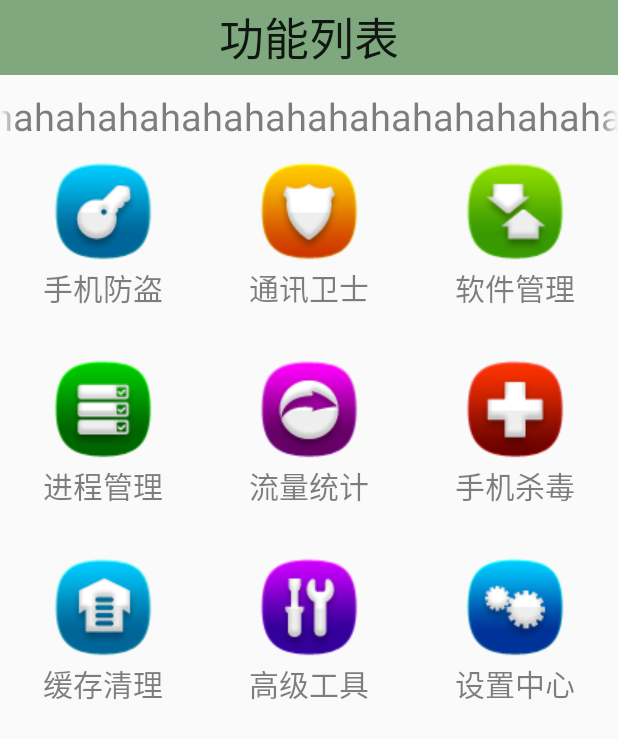
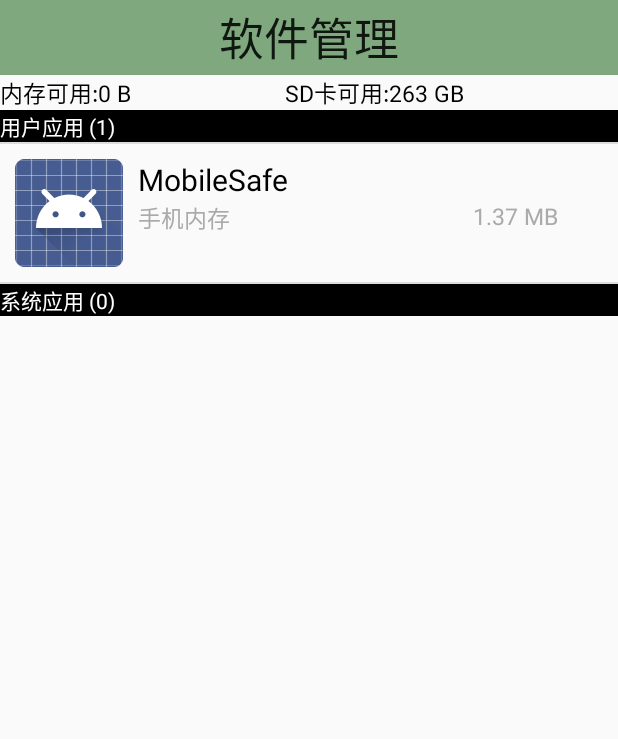
Before and after one commit to FAAAAAAAAY/MobileSafe1, an Android app: the HomeActivity screen opened directly, with no data from a screen before it, after a tap on "软件管理", on a phone screen of 412 x 824 dp. Shown: the top 739 px of the screen. Run offline under Robolectric (Android 15) with nearby library versions, the phone set to English and light mode, and no system bars; 2 other taps on this screen came first.

Commit message:
APP manager!!!!!!!!!

```diff
--- a/app/src/main/AndroidManifest.xml
+++ b/app/src/main/AndroidManifest.xml
@@ -113,6 +113,11 @@
                 <action android:name="android.provider.Telephony.SMS_RECEIVED" />
             </intent-filter>
         </service>
+
+        <activity
+            android:name=".activity.AppManagerActivity"
+            android:label="@string/title_activity_app_manager" >
+        </activity>
     </application>
 
 </manifest>
--- /dev/null
+++ b/app/src/main/java/com/example/yifei/mobilesafe/activity/AppManagerActivity.java
@@ -0,0 +1,250 @@
+package com.example.yifei.mobilesafe.activity;
+
+import android.app.Activity;
+import android.graphics.Color;
+import android.graphics.drawable.ColorDrawable;
+import android.os.Environment;
+import android.os.Handler;
+import android.os.Message;
+import android.support.v7.app.AppCompatActivity;
+import android.os.Bundle;
+import android.text.format.Formatter;
+import android.view.Gravity;
+import android.view.Menu;
+import android.view.MenuItem;
+import android.view.View;
+import android.view.ViewGroup;
+import android.view.animation.Animation;
+import android.view.animation.ScaleAnimation;
+import android.widget.AbsListView;
+import android.widget.Adapter;
+import android.widget.AdapterView;
+import android.widget.BaseAdapter;
+import android.widget.ImageView;
+import android.widget.LinearLayout;
+import android.widget.ListView;
+import android.widget.PopupWindow;
+import android.widget.TextView;
+
+import com.example.yifei.mobilesafe.R;
+import com.example.yifei.mobilesafe.bean.AppInfo;
+import com.example.yifei.mobilesafe.engine.AppInfos;
+
+import org.w3c.dom.Text;
+
+import java.util.ArrayList;
+import java.util.List;
+
+public class AppManagerActivity extends Activity {
+    private ListView listView;
+    private TextView tvRom;
+    private TextView tvSd;
+    private List<AppInfo> appInfos;
+    private AppManagerAdapter adapter;
+    private List<AppInfo> userApp;
+    private List<AppInfo> systemApp;
+    private TextView tvApp;
+    private PopupWindow popupWindow;
+
+
+    @Override
+    protected void onCreate(Bundle savedInstanceState) {
+        super.onCreate(savedInstanceState);
+
+        initUI();
+        initData();
+    }
+
+    private void initUI() {
+        setContentView(R.layout.activity_app_manager);
+        listView = (ListView) findViewById(R.id.list_view);
+        tvRom = (TextView) findViewById(R.id.tv_rom);
+        tvSd = (TextView) findViewById(R.id.tv_sd);
+        tvApp = (TextView) findViewById(R.id.tv_app);
+        long freeSpaceRom = Environment.getDataDirectory().getFreeSpace();
+        long freeSpaceSd = Environment.getExternalStorageDirectory().getFreeSpace();
+
+        tvRom.setText("内存可用:" + Formatter.formatFileSize(this, freeSpaceRom));
+        tvSd.setText("SD卡可用:" + Formatter.formatFileSize(this, freeSpaceSd));
+    }
+
+    private Handler handler = new Handler() {
+        @Override
+        public void handleMessage(Message msg) {
+            super.handleMessage(msg);
+            adapter = new AppManagerAdapter();
+            listView.setAdapter(adapter);
+            listView.setOnScrollListener(new AbsListView.OnScrollListener() {
+                @Override
+                public void onScrollStateChanged(AbsListView view, int scrollState) {
+
+                }
+
+                @Override
+                public void onScroll(AbsListView view, int firstVisibleItem, int visibleItemCount, int totalItemCount) {
+                    if (userApp != null && systemApp != null) {
+                        if (firstVisibleItem > userApp.size() + 1) {
+                            tvApp.setText("系统应用 (" + systemApp.size() + ")");
+                        } else {
+                            tvApp.setText("用户应用 (" + userApp.size() + ")");
+                        }
+                    }
+                    popUpWindowDismiss();
+                }
+            });
+
+            listView.setOnItemClickListener(new AdapterView.OnItemClickListener() {
+                @Override
+                public void onItemClick(AdapterView<?> parent, View view, int position, long id) {
+                    popUpWindowDismiss();
+                    Object obj = listView.getItemAtPosition(position);
+                    if (obj instanceof AppInfo && obj != null) {
+                        View contentView = View.inflate(AppManagerActivity.this, R.layout.popup_app_manager, null);
+                        popupWindow = new PopupWindow(contentView, -2, -2);
+                        popupWindow.setBackgroundDrawable(new ColorDrawable(Color.TRANSPARENT));
+                        int[] ints = new int[2];
+                        view.getLocationInWindow(ints);
+                        popupWindow.showAtLocation(parent, Gravity.LEFT + Gravity.TOP, 60, ints[1]);
+                        ScaleAnimation scaleAnimation = new ScaleAnimation(0.5f, 1.0f, 0.5f, 1.0f, Animation.RELATIVE_TO_SELF,
+                                0.5f, Animation.RELATIVE_TO_SELF, 0.5f);
+                        scaleAnimation.setDuration(300);
+                        contentView.startAnimation(scaleAnimation);
+
+                    }
+
+
+                }
+            });
+        }
+    };
+
+    private void initData() {
+        new Thread(new Runnable() {
+            @Override
+            public void run() {
+                appInfos = AppInfos.getAppInfos(AppManagerActivity.this);
+
+                userApp = new ArrayList<AppInfo>();
+                systemApp = new ArrayList<AppInfo>();
+
+                for (AppInfo appInfo : appInfos) {
+                    if (appInfo.isUserApp()) {
+                        userApp.add(appInfo);
+                    } else {
+                        systemApp.add(appInfo);
+                    }
+                }
+
+
+                handler.sendEmptyMessage(0);
+            }
+        }).start();
+
+    }
+
+    private class AppManagerAdapter extends BaseAdapter {
+
+        @Override
+        public int getCount() {
+            return userApp.size() + systemApp.size() + 2;
+        }
+
+        @Override
+        public Object getItem(int position) {
+
+            if (position == 0) {
+                return null;
+            } else if (position == userApp.size() + 1) {
+                return null;
+            }
+
+            AppInfo appInfo;
+
+            if (position < userApp.size() + 1) {
+                appInfo = userApp.get(position - 1);
+            } else {
+                appInfo = systemApp.get(position - userApp.size() - 2);
+            }
+            return appInfo;
+        }
+
+        @Override
+        public long getItemId(int position) {
+            return 0;
+        }
+
+        @Override
+        public View getView(int position, View convertView, ViewGroup parent) {
+
+            if (position == 0) {
+                TextView tv = new TextView(AppManagerActivity.this);
+                tv.setText("用户应用 (" + userApp.size() + ")");
+                tv.setBackgroundColor(Color.BLACK);
+                tv.setTextColor(Color.WHITE);
+                return tv;
+            } else if (position == userApp.size() + 1) {
+                TextView tv = new TextView(AppManagerActivity.this);
+                tv.setText("系统应用 (" + systemApp.size() + ")");
+                tv.setBackgroundColor(Color.BLACK);
+                tv.setTextColor(Color.WHITE);
+                return tv;
+            }
+
+            AppInfo appInfo;
+
+            if (position < userApp.size() + 1) {
+                appInfo = userApp.get(position - 1);
+            } else {
+                appInfo = systemApp.get(position - userApp.size() - 2);
+            }
+
+            ViewHolder holder;
+
+            if (convertView != null && convertView instanceof LinearLayout) {
+                holder = (ViewHolder) convertView.getTag();
+            } else {
+                holder = new ViewHolder();
+                convertView = View.inflate(AppManagerActivity.this, R.layout.item_app_manager, null);
+                holder.ivIcon = (ImageView) convertView.findViewById(R.id.iv_icon);
+                holder.tvLocation = (TextView) convertView.findViewById(R.id.tv_location);
+                holder.tvName = (TextView) convertView.findViewById(R.id.tv_name);
+                holder.tvSize = (TextView) convertView.findViewById(R.id.tv_size);
+                convertView.setTag(holder);
+            }
+
+
+            holder.ivIcon.setImageDrawable(appInfo.getIcon());
+            holder.tvName.setText(appInfo.getApkName());
+            boolean isRom = appInfo.isRom();
+            if (isRom) {
+                holder.tvLocation.setText("手机内存");
+            } else {
+                holder.tvLocation.setText("SD卡");
+            }
+            holder.tvSize.setText(Formatter.formatFileSize(AppManagerActivity.this, appInfo.getApkSize()));
+
+
+            return convertView;
+        }
+    }
+
+    static class ViewHolder {
+        TextView tvName;
+        TextView tvLocation;
+        TextView tvSize;
+        ImageView ivIcon;
+    }
+
+    private void popUpWindowDismiss(){
+        if (popupWindow!=null && popupWindow.isShowing()){
+            popupWindow.dismiss();
+            popupWindow = null;
+        }
+    }
+
+    @Override
+    protected void onDestroy() {
+        super.onDestroy();
+        popUpWindowDismiss();
+    }
+}
--- a/app/src/main/java/com/example/yifei/mobilesafe/activity/HomeActivity.java
+++ b/app/src/main/java/com/example/yifei/mobilesafe/activity/HomeActivity.java
@@ -56,14 +56,16 @@
                 switch (position) {
                     //高级工具
                     case 7:
-                        startActivity(new Intent(HomeActivity.this,AToolsActivity.class));
+                        startActivity(new Intent(HomeActivity.this, AToolsActivity.class));
                         break;
 
                     case 1:
-                        startActivity(new Intent(HomeActivity.this,CallSafeActivity2.class));
+                        startActivity(new Intent(HomeActivity.this, CallSafeActivity2.class));
                         break;
 
-
+                    case 2:
+                        startActivity(new Intent(HomeActivity.this, AppManagerActivity.class));
+                        break;
                     //设置中心
                     case 8:
                         startActivity(new Intent(HomeActivity.this, SettingActivity.class));
--- /dev/null
+++ b/app/src/main/java/com/example/yifei/mobilesafe/bean/AppInfo.java
@@ -0,0 +1,79 @@
+package com.example.yifei.mobilesafe.bean;
+
+import android.graphics.drawable.Drawable;
+
+/**
+ * Created by Yifei on 2015/8/12.
+ */
+public class AppInfo {
+    private Drawable icon;
+
+    private String apkName;
+
+    private long apkSize;
+
+    private boolean isUserApp;
+
+    private boolean isRom;
+
+    private String apkPackageName;
+
+    public Drawable getIcon() {
+        return icon;
+    }
+
+    public void setIcon(Drawable icon) {
+        this.icon = icon;
+    }
+
+    public String getApkName() {
+        return apkName;
+    }
+
+    public void setApkName(String apkName) {
+        this.apkName = apkName;
+    }
+
+    public long getApkSize() {
+        return apkSize;
+    }
+
+    public void setApkSize(long apkSize) {
+        this.apkSize = apkSize;
+    }
+
+    public boolean isUserApp() {
+        return isUserApp;
+    }
+
+    public void setIsUserApp(boolean isUserApp) {
+        this.isUserApp = isUserApp;
+    }
+
+    public boolean isRom() {
+        return isRom;
+    }
+
+    public void setIsRom(boolean isRom) {
+        this.isRom = isRom;
+    }
+
+    public String getApkPackageName() {
+        return apkPackageName;
+    }
+
+    public void setApkPackageName(String apkPackageName) {
+        this.apkPackageName = apkPackageName;
+    }
+
+    @Override
+    public String toString() {
+        return "AppInfos{" +
+                "apkName='" + apkName + '\'' +
+                ", apkSize=" + apkSize +
+                ", isUserApp=" + isUserApp +
+                ", isRom=" + isRom +
+                ", apkPackageName='" + apkPackageName + '\'' +
+                '}';
+    }
+}
--- /dev/null
+++ b/app/src/main/java/com/example/yifei/mobilesafe/engine/AppInfos.java
@@ -0,0 +1,65 @@
+package com.example.yifei.mobilesafe.engine;
+
+import android.content.Context;
+import android.content.pm.ApplicationInfo;
+import android.content.pm.PackageInfo;
+import android.content.pm.PackageManager;
+import android.graphics.drawable.Drawable;
+
+import com.example.yifei.mobilesafe.bean.AppInfo;
+
+import java.io.File;
+import java.util.ArrayList;
+import java.util.List;
+import java.util.PriorityQueue;
+
+/**
+ * Created by Yifei on 2015/8/12.
+ */
+public class AppInfos {
+
+
+    public static List<AppInfo> getAppInfos(Context context) {
+        List<AppInfo> appInfos = new ArrayList<AppInfo>();
+
+        PackageManager packageManager = context.getPackageManager();
+
+        List<PackageInfo> installedPackages = packageManager.getInstalledPackages(0);
+
+        for (PackageInfo installedPackage : installedPackages) {
+            AppInfo appInfo = new AppInfo();
+            Drawable drawable = installedPackage.applicationInfo.loadIcon(packageManager);
+            String apkName = installedPackage.applicationInfo.loadLabel(packageManager).toString();
+            String packageName = installedPackage.applicationInfo.packageName;
+            String sourceDir = installedPackage.applicationInfo.sourceDir;
+            File file = new File(sourceDir);
+            long apkSize = file.length();
+            /*System.out.println("名字:" + apkName);
+            System.out.println("包名:" + packageName);
+            System.out.println("大小:" + apkSize);*/
+            int flags = installedPackage.applicationInfo.flags;
+
+            if ((flags & ApplicationInfo.FLAG_SYSTEM) != 0) {
+                appInfo.setIsUserApp(false);
+            } else {
+                appInfo.setIsUserApp(true);
+            }
+            if ((flags & ApplicationInfo.FLAG_EXTERNAL_STORAGE) != 0) {
+                appInfo.setIsRom(false);
+            } else {
+                appInfo.setIsRom(true);
+            }
+
+            appInfo.setApkName(apkName);
+            appInfo.setIcon(drawable);
+            appInfo.setApkSize(apkSize);
+            appInfo.setApkPackageName(packageName);
+
+
+            appInfos.add(appInfo);
+        }
+
+        return appInfos;
+
+    }
+}
--- /dev/null
+++ b/app/src/main/res/layout/activity_app_manager.xml
@@ -0,0 +1,54 @@
+<LinearLayout xmlns:android="http://schemas.android.com/apk/res/android"
+    xmlns:tools="http://schemas.android.com/tools" android:layout_width="match_parent"
+    android:layout_height="match_parent"
+    tools:context="com.example.yifei.mobilesafe.activity.AppManagerActivity"
+    android:orientation="vertical">
+
+    <TextView
+        style="@style/TitleStyle"
+        android:text="软件管理"/>
+
+
+    <LinearLayout
+        android:layout_width="match_parent"
+        android:layout_height="wrap_content">
+
+        <TextView
+            android:id="@+id/tv_rom"
+            android:layout_width="wrap_content"
+            android:layout_height="wrap_content"
+            android:text="内存可用:xxx"
+            android:textSize="15dp"
+            android:textColor="@android:color/black"
+            android:layout_weight="1"/>
+
+        <TextView
+            android:id="@+id/tv_sd"
+            android:layout_width="wrap_content"
+            android:layout_height="wrap_content"
+            android:text="SD卡可用:xxx"
+            android:textSize="15dp"
+            android:textColor="@android:color/black"
+            android:layout_weight="1"/>
+    </LinearLayout>
+
+
+    <FrameLayout
+        android:layout_width="match_parent"
+        android:layout_height="wrap_content">
+
+        <include
+            android:id="@+id/list_view"
+            layout="@layout/list_view"/>
+
+        <TextView
+            android:id="@+id/tv_app"
+            android:textColor="@android:color/white"
+            android:layout_width="match_parent"
+            android:background="@android:color/black"
+            android:layout_height="wrap_content" />
+
+    </FrameLayout>
+
+
+</LinearLayout>
--- /dev/null
+++ b/app/src/main/res/layout/item_app_manager.xml
@@ -0,0 +1,47 @@
+<?xml version="1.0" encoding="utf-8"?>
+<RelativeLayout xmlns:android="http://schemas.android.com/apk/res/android"
+    android:layout_width="wrap_content"
+    android:layout_height="wrap_content"
+    android:padding="10dp">
+
+    <ImageView
+        android:id="@+id/iv_icon"
+        android:layout_width="wrap_content"
+        android:layout_height="wrap_content"
+        android:src="@android:drawable/btn_star"
+        android:layout_centerVertical="true"
+        android:paddingRight="10dp"/>
+
+    <TextView
+        android:id="@+id/tv_name"
+        android:layout_width="wrap_content"
+        android:layout_height="wrap_content"
+        android:text="name"
+        android:textSize="20dp"
+        android:textColor="@android:color/black"
+        android:layout_toRightOf="@+id/iv_icon"
+        android:layout_alignParentTop="true"/>
+
+    <TextView
+        android:id="@+id/tv_location"
+        android:layout_width="wrap_content"
+        android:layout_height="wrap_content"
+        android:textSize="15dp"
+        android:textColor="@android:color/darker_gray"
+        android:layout_toRightOf="@+id/iv_icon"
+        android:layout_below="@+id/tv_name"
+        android:text="location"/>
+
+    <TextView
+        android:id="@+id/tv_size"
+        android:layout_width="wrap_content"
+        android:textSize="15dp"
+        android:textColor="@android:color/darker_gray"
+        android:layout_height="wrap_content"
+        android:layout_alignParentRight="true"
+        android:layout_below="@+id/tv_name"
+        android:text="size"
+        android:paddingRight="30dp"/>
+
+
+</RelativeLayout>
--- a/app/src/main/res/values/strings.xml
+++ b/app/src/main/res/values/strings.xml
@@ -16,4 +16,5 @@
     <string name="title_activity_address">AddressActivity</string>
     <string name="title_activity_drag_view">DragViewActivity</string>
     <string name="title_activity_call_safe">CallSafeActivity</string>
+    <string name="title_activity_app_manager">AppManagerActivity</string>
 </resources>
```
Also changed, not shown: app/src/main/res/layout/popup_app_manager.xml (added, +57 -0 lines), app/src/main/res/menu/menu_app_manager.xml (added, +7 -0 lines), app/src/main/res/drawable/delete_app_manager.png (added), app/src/main/res/drawable/local_popup_bg.9.png (added), app/src/main/res/drawable/run_app_manager.png (added), app/src/main/res/drawable/share_app_manager.png (added).
